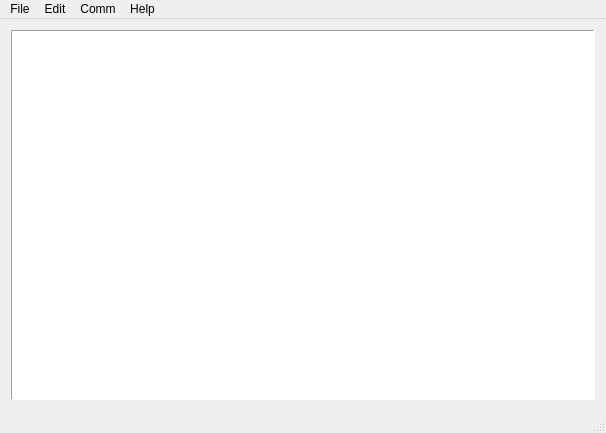
Old version of the form mainwindow.ui in the repository coolshou/QST.
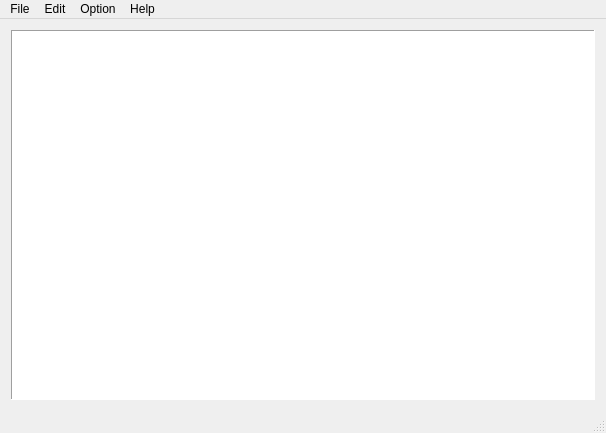
New version of the form. Icons and pictures are not drawn. Custom widgets are drawn as their Qt base class.

```diff
--- a/mainwindow.ui
+++ b/mainwindow.ui
@@ -58,7 +58,7 @@
      <x>0</x>
      <y>0</y>
      <width>606</width>
-     <height>21</height>
+     <height>23</height>
     </rect>
    </property>
    <widget class="QMenu" name="menuFile">
@@ -80,12 +80,12 @@
     <addaction name="actionPaste"/>
     <addaction name="actionClear_Screen"/>
    </widget>
-   <widget class="QMenu" name="menuComm">
+   <widget class="QMenu" name="menuOption">
     <property name="enabled">
      <bool>true</bool>
     </property>
     <property name="title">
-     <string>Comm</string>
+     <string>Option</string>
     </property>
     <addaction name="actionConfig"/>
     <addaction name="actionStart_Stop_Comm"/>
@@ -99,7 +99,7 @@
    </widget>
    <addaction name="menuFile"/>
    <addaction name="menuEdit"/>
-   <addaction name="menuComm"/>
+   <addaction name="menuOption"/>
    <addaction name="menuHelp"/>
   </widget>
   <widget class="QStatusBar" name="sbStatus">
@@ -214,6 +214,13 @@
   </action>
  </widget>
  <layoutdefault spacing="6" margin="11"/>
+ <customwidgets>
+  <customwidget>
+   <class>consoleEditor</class>
+   <extends>QPlainTextEdit</extends>
+   <header>consoleeditor.h</header>
+  </customwidget>
+ </customwidgets>
  <resources>
   <include location="qst.qrc"/>
  </resources>
```
Left out of the diff: 30 changed lines with no effect on the pictures.
